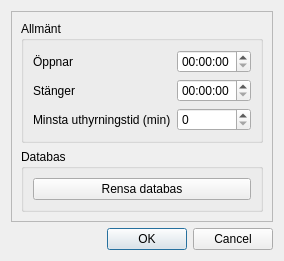
Before: the Qt Designer form trunk/gui/Dialog_Settings.ui in nilsknacken/A3B-repo, drawn with Qt 5.
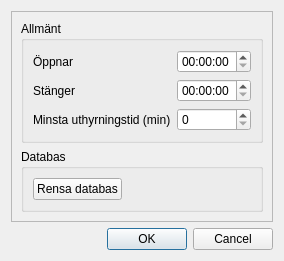
After: the same form once the commit is applied.

```diff
--- a/trunk/gui/Dialog_Settings.ui
+++ b/trunk/gui/Dialog_Settings.ui
@@ -100,6 +100,19 @@
            </property>
           </widget>
          </item>
+         <item row="0" column="1">
+          <spacer name="horizontalSpacer">
+           <property name="orientation">
+            <enum>Qt::Horizontal</enum>
+           </property>
+           <property name="sizeHint" stdset="0">
+            <size>
+             <width>40</width>
+             <height>20</height>
+            </size>
+           </property>
+          </spacer>
+         </item>
         </layout>
        </widget>
       </item>
```
Left out of the diff: 4 changed lines with no effect on the pictures.
